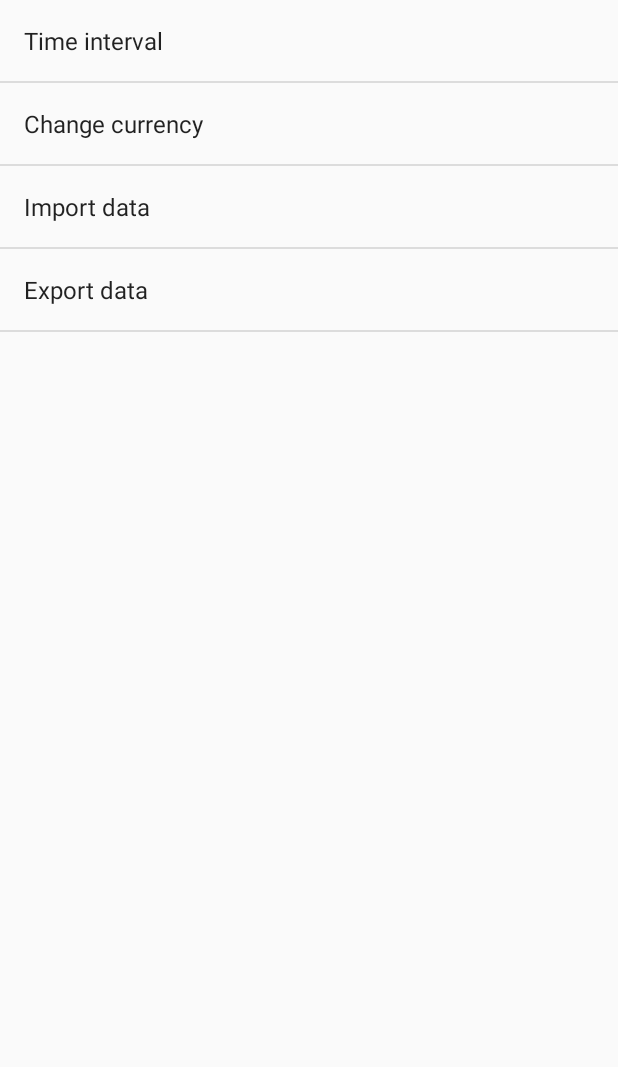
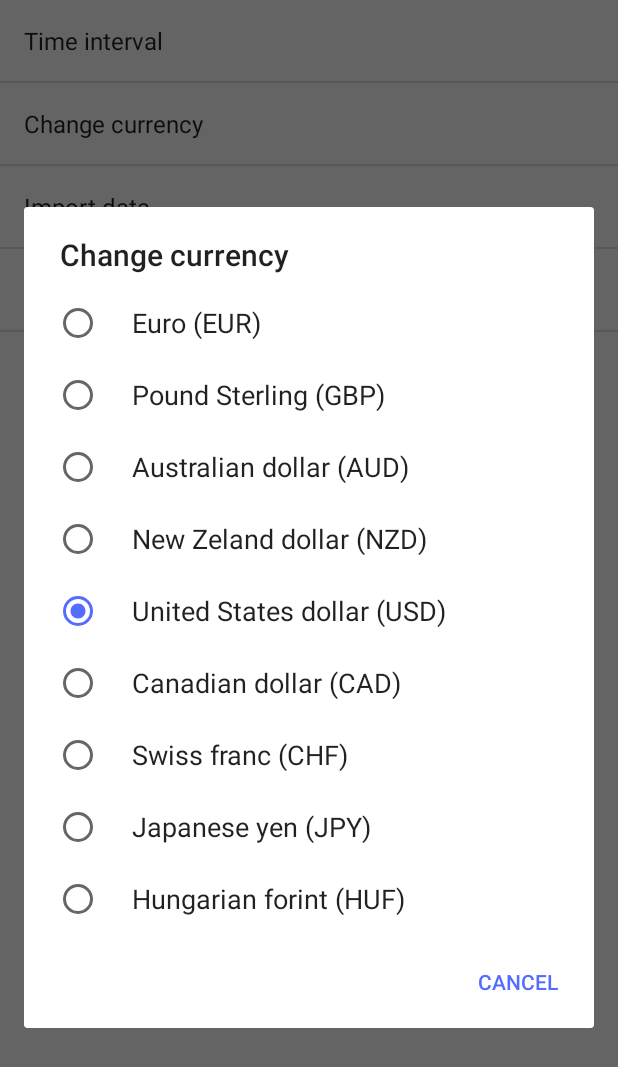
Before and after one commit to thelsien/CapstoneProjectStage2, an Android app: the fragment SettingsFragment shown on its own in the app's theme, after a tap on "Change currency", on a phone screen of 412 x 824 dp. Shown: the top 1067 px of the screen. Run offline under Robolectric (Android 15) with nearby library versions, the phone set to English and light mode, and no system bars.

Commit message:
Started currency change settings, added gradle.properties to gitignore.

```diff
--- a/app/build.gradle
+++ b/app/build.gradle
@@ -17,6 +17,9 @@ android {
             minifyEnabled false
             proguardFiles getDefaultProguardFile('proguard-android.txt'), 'proguard-rules.pro'
         }
+    }
+    buildTypes.each {
+        it.buildConfigField 'String', 'CURRENCY_LAYER_API_KEY', CurrencyLayerAPIKey
     }
 }
 
--- a/app/src/main/res/values/strings.xml
+++ b/app/src/main/res/values/strings.xml
@@ -1,3 +1,28 @@
 <resources>
     <string name="app_name">MoneyTrackR</string>
+    <string name="default_currency_value">USD</string>
+
+    <string-array name="currencies">
+        <item>EUR</item>
+        <item>GBP</item>
+        <item>AUD</item>
+        <item>NZD</item>
+        <item>USD</item>
+        <item>CAD</item>
+        <item>CHF</item>
+        <item>JPY</item>
+        <item>HUF</item>
+    </string-array>
+
+    <string-array name="currencies_names">
+        <item>Euro (EUR)</item>
+        <item>Pound Sterling (GBP)</item>
+        <item>Australian dollar (AUD)</item>
+        <item>New Zeland dollar (NZD)</item>
+        <item>United States dollar (USD)</item>
+        <item>Canadian dollar (CAD)</item>
+        <item>Swiss franc (CHF)</item>
+        <item>Japanese yen (JPY)</item>
+        <item>Hungarian forint (HUF)</item>
+    </string-array>
 </resources>
--- a/app/src/main/res/xml/main_preferences.xml
+++ b/app/src/main/res/xml/main_preferences.xml
@@ -5,7 +5,10 @@
     <Preference
         android:key="change_time_iterval"
         android:title="Time interval"/>
-    <Preference
+    <ListPreference
+        android:defaultValue="@string/default_currency_value"
+        android:entries="@array/currencies_names"
+        android:entryValues="@array/currencies"
         android:key="change_currency"
         android:title="Change currency"/>
     <Preference
--- a/gradle.properties
+++ b/gradle.properties
@@ -15,3 +15,4 @@ org.gradle.jvmargs=-Xmx1536m
 # This option should only be used with decoupled projects. More details, visit
 # http://www.gradle.org/docs/current/userguide/multi_project_builds.html#sec:decoupled_projects
 # org.gradle.parallel=true
+CurrencyLayerAPIKey=""
```
Also changed, not shown: 1 other file.
